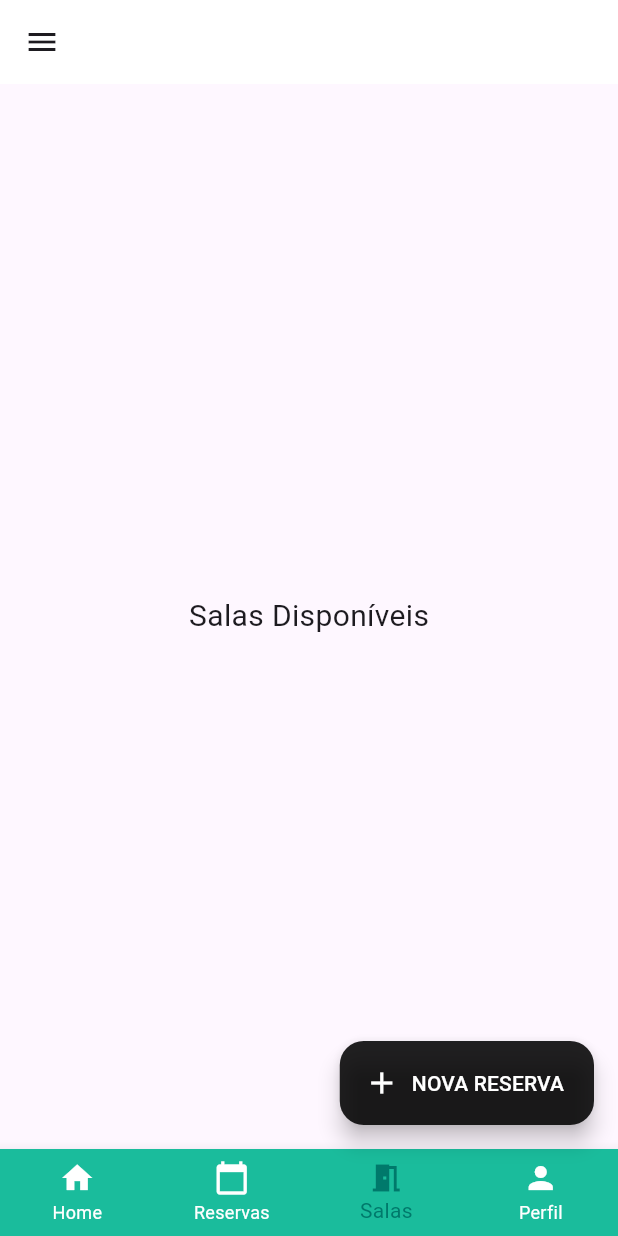
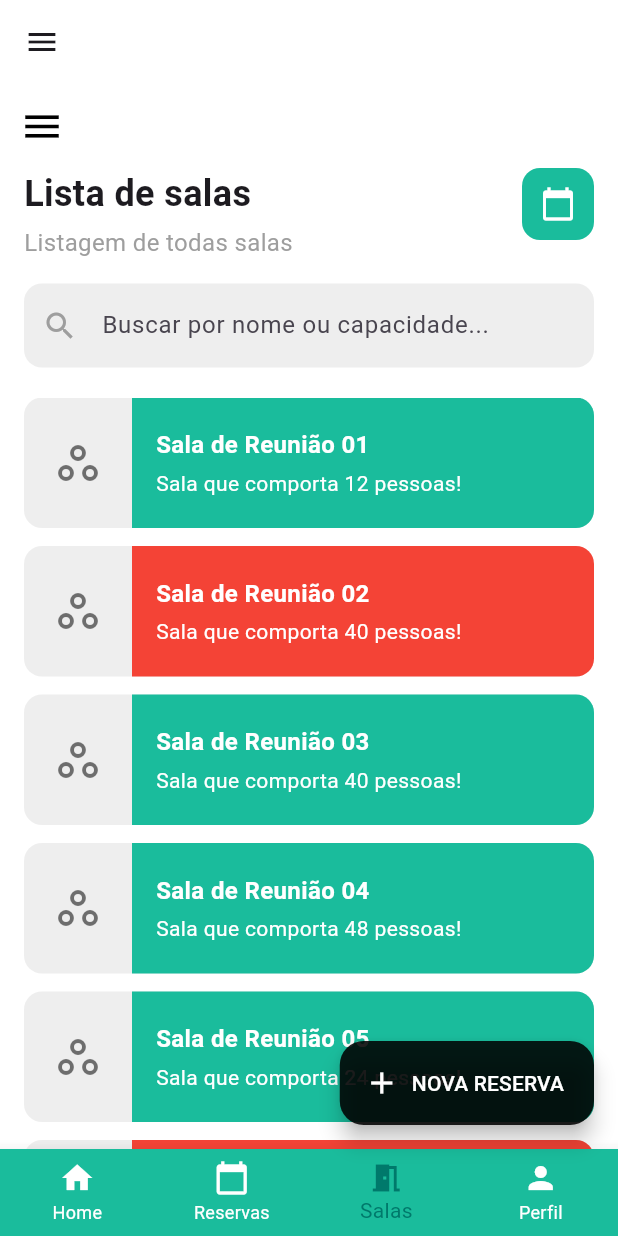
Before and after one commit to VidaRealDoKim/TimeRoom, a Flutter app: the DashboardPage screen opened by its route, item 3 of the bottom bar chosen, on a phone screen of 412 x 824 dp. Run offline on Flutter 3.47's test engine with Material 3 defaults, Android fonts, the phone set to English and light mode, and no system bars; our stand-ins replace flutter_dotenv, supabase_flutter, table_calendar; accounts and stored records are empty; network calls fail.

Commit message:
feat: Implementa busca e calendário na tela de salas

```diff
--- a/apk/lib/pages/dashboard.dart
+++ b/apk/lib/pages/dashboard.dart
@@ -1,3 +1,4 @@
+import 'package:apk/pages/salas_disponiveis.dart';
 import 'package:flutter/material.dart';
 import 'package:apk/pages/nova_reserva.dart';
 import 'package:apk/pages/reserva.dart'; // página nova do colega
@@ -9,17 +10,6 @@ class HomePage extends StatelessWidget {
   Widget build(BuildContext context) {
     return const Center(
       child: Text("Página Home", style: TextStyle(fontSize: 20)),
-    );
-  }
-}
-
-class SalasPage extends StatelessWidget {
-  const SalasPage({super.key});
-
-  @override
-  Widget build(BuildContext context) {
-    return const Center(
-      child: Text("Salas Disponíveis", style: TextStyle(fontSize: 20)),
     );
   }
 }
@@ -45,11 +35,11 @@ class DashboardPage extends StatefulWidget {
 class _DashboardPageState extends State<DashboardPage> {
   int _selectedIndex = 0;
 
-  final List<Widget> _pages = const [
-    HomePage(),
-    ReservasPage(), // nova versão
-    SalasPage(),
-    PerfilPage(),
+  final List<Widget> _pages = [
+    const HomePage(),
+    const ReservasPage(), // nova versão
+    SalasDisponiveisPage(),
+    const PerfilPage(),
   ];
 
   void _onItemTapped(int index) {
--- a/apk/lib/pages/salas_disponiveis.dart
+++ b/apk/lib/pages/salas_disponiveis.dart
@@ -1,77 +1,260 @@
 import 'package:flutter/material.dart';
+import 'package:intl/intl.dart'; // Pacote para formatar datas, pode ser necessário adicionar ao pubspec.yaml
 
-// Classe que representa o modelo de dados para uma sala.
-// Usar uma classe ajuda a organizar melhor os dados.
-class Sala {
+// -----------------------------------------------------------------------------
+// Modelo de Dados (Data Model)
+// -----------------------------------------------------------------------------
+class SalaInfo {
   final String nome;
   final int capacidade;
-  final bool estaOcupada;
+  final String status;
 
-  Sala({
+  SalaInfo({
     required this.nome,
     required this.capacidade,
-    this.estaOcupada = false,
+    required this.status,
   });
 }
 
-// Widget principal da tela de listagem de salas.
-class SalasDisponiveisScreen extends StatelessWidget {
-   SalasDisponiveisScreen({super.key});
+// -----------------------------------------------------------------------------
+// Widget da Tela de Lista de Salas - Agora com Funcionalidades
+// -----------------------------------------------------------------------------
+class SalasDisponiveisPage extends StatefulWidget {
+  const SalasDisponiveisPage({super.key});
 
-  // Lista de dados de exemplo para as salas.
-  // Em um aplicativo real, esses dados viriam de uma API ou banco de dados.
-  final List<Sala> _listaDeSalas =  [
-    Sala(nome: 'Sala de reunião 01', capacidade: 12),
-    Sala(nome: 'Sala de reunião 02', capacidade: 40, estaOcupada: true),
-    Sala(nome: 'Sala de reunião 03', capacidade: 40),
-    Sala(nome: 'Sala de reunião 04', capacidade: 48),
-    Sala(nome: 'Sala de reunião 05', capacidade: 24),
-    Sala(nome: 'Sala de reunião 06', capacidade: 10),
+  @override
+  State<SalasDisponiveisPage> createState() => _SalasDisponiveisPageState();
+}
+
+class _SalasDisponiveisPageState extends State<SalasDisponiveisPage> {
+  // ---------------------------------------------------------------------------
+  // Estado do Widget (State) - Variáveis que controlam a tela
+  // ---------------------------------------------------------------------------
+
+  // Lista mestre com todas as salas. Nunca será modificada diretamente.
+  final List<SalaInfo> _todasAsSalas = [
+    SalaInfo(nome: 'Sala de Reunião 01', capacidade: 12, status: 'Disponível'),
+    SalaInfo(nome: 'Sala de Reunião 02', capacidade: 40, status: 'Ocupada'),
+    SalaInfo(nome: 'Sala de Reunião 03', capacidade: 40, status: 'Disponível'),
+    SalaInfo(nome: 'Sala de Reunião 04', capacidade: 48, status: 'Disponível'),
+    SalaInfo(nome: 'Sala de Reunião 05', capacidade: 24, status: 'Disponível'),
+    SalaInfo(nome: 'Sala de Brainstorm', capacidade: 8, status: 'Ocupada'),
+    SalaInfo(nome: 'Auditório Menor', capacidade: 50, status: 'Disponível'),
+    SalaInfo(nome: 'Sala de Entrevistas', capacidade: 4, status: 'Disponível'),
+    SalaInfo(nome: 'Sala de Foco 01', capacidade: 2, status: 'Ocupada'),
+    SalaInfo(nome: 'Sala de Foco 02', capacidade: 2, status: 'Disponível'),
   ];
 
+  // Lista que será exibida na tela. Ela muda de acordo com a busca.
+  List<SalaInfo> _listaFiltrada = [];
+
+  // Controlador para o campo de texto da busca.
+  final TextEditingController _searchController = TextEditingController();
+
+  @override
+  void initState() {
+    super.initState();
+    // Ao iniciar a tela, a lista filtrada começa com todas as salas.
+    _listaFiltrada = _todasAsSalas;
+    // Adiciona um "ouvinte" ao campo de busca para filtrar a lista sempre que o texto mudar.
+    _searchController.addListener(_filtrarSalas);
+  }
+
+  @override
+  void dispose() {
+    // É uma boa prática remover o "ouvinte" e limpar o controlador para evitar vazamentos de memória.
+    _searchController.removeListener(_filtrarSalas);
+    _searchController.dispose();
+    super.dispose();
+  }
+
+  // ---------------------------------------------------------------------------
+  // Lógica de Funcionalidades
+  // ---------------------------------------------------------------------------
+
+  /// Filtra a lista de salas com base no texto digitado no campo de busca.
+  void _filtrarSalas() {
+    String query = _searchController.text.toLowerCase();
+    setState(() {
+      _listaFiltrada = _todasAsSalas.where((sala) {
+        final nomeSala = sala.nome.toLowerCase();
+        final capacidadeSala = sala.capacidade.toString();
+        // Retorna true se o nome da sala OU a capacidade contiverem o texto da busca.
+        return nomeSala.contains(query) || capacidadeSala.contains(query);
+      }).toList();
+    });
+  }
+
+  /// Abre um seletor de data e exibe a data selecionada.
+  Future<void> _selecionarData(BuildContext context) async {
+    final DateTime? dataEscolhida = await showDatePicker(
+      context: context,
+      initialDate: DateTime.now(),
+      firstDate: DateTime.now(),
+      lastDate: DateTime(2030),
+    );
+
+    if (dataEscolhida != null) {
+      // Exibe uma mensagem rápida na parte inferior da tela com a data.
+      ScaffoldMessenger.of(context).showSnackBar(
+        SnackBar(
+          content: Text('Data selecionada: ${DateFormat('dd/MM/yyyy').format(dataEscolhida)}'),
+          backgroundColor: const Color(0xFF16A085),
+        ),
+      );
+      // TODO: Adicionar lógica para filtrar as salas com base na data escolhida.
+    }
+  }
+
+  // ---------------------------------------------------------------------------
+  // Build (Construção da Interface)
+  // ---------------------------------------------------------------------------
   @override
   Widget build(BuildContext context) {
     return Scaffold(
       backgroundColor: Colors.white,
-      // A barra de navegação inferior é um widget customizado.
-      bottomNavigationBar: _buildCustomBottomNav(),
-      body: SafeArea(
-        child: Padding(
-          padding: const EdgeInsets.symmetric(horizontal: 20.0),
+      appBar: _buildAppBar(),
+      body: _buildBody(),
+      // A barra de navegação foi removida para ser controlada pelo Dashboard.
+    );
+  }
+
+  PreferredSizeWidget _buildAppBar() {
+    return AppBar(
+      elevation: 0,
+      backgroundColor: Colors.white,
+      leading: const Icon(Icons.menu, color: Colors.black, size: 30),
+    );
+  }
+
+  Widget _buildBody() {
+    return Padding(
+      padding: const EdgeInsets.symmetric(horizontal: 16.0),
       child: Column(
         crossAxisAlignment: CrossAxisAlignment.start,
         children: [
+          _buildTitleSection(),
+          const SizedBox(height: 16),
+          _buildSearchBar(), // Campo de busca adicionado aqui
           const SizedBox(height: 20),
-              // Cabeçalho da página com ícones de menu e calendário.
-              _buildHeader(),
-              const SizedBox(height: 30),
-              // Títulos da página.
-              const Text(
-                'Lista de salas',
-                style: TextStyle(
-                  fontSize: 28,
-                  fontWeight: FontWeight.bold,
-                  color: Colors.black87,
+          _buildRoomsList(),
+        ],
+      ),
+    );
+  }
+
+  Widget _buildTitleSection() {
+    return Row(
+      mainAxisAlignment: MainAxisAlignment.spaceBetween,
+      crossAxisAlignment: CrossAxisAlignment.start,
+      children: [
+        Column(
+          crossAxisAlignment: CrossAxisAlignment.start,
+          children: const [
+            Text('Lista de salas', style: TextStyle(fontSize: 24, fontWeight: FontWeight.bold)),
+            SizedBox(height: 4),
+            Text('Listagem de todas salas', style: TextStyle(fontSize: 16, color: Colors.grey)),
+          ],
+        ),
+        // GestureDetector torna o container clicável.
+        GestureDetector(
+          onTap: () => _selecionarData(context), // Chama a função do calendário
+          child: Container(
+            padding: const EdgeInsets.all(12),
+            decoration: BoxDecoration(
+              color: const Color(0xFF1ABC9C),
+              borderRadius: BorderRadius.circular(12),
+            ),
+            child: const Icon(Icons.calendar_today, color: Colors.white),
           ),
         ),
-              const SizedBox(height: 8),
-              const Text(
-                'Listagem de todas salas',
-                style: TextStyle(
-                  fontSize: 16,
-                  color: Colors.black54,
+      ],
+    );
+  }
+
+  /// Constrói o campo de texto para a busca.
+  Widget _buildSearchBar() {
+    return TextField(
+      controller: _searchController,
+      decoration: InputDecoration(
+        hintText: 'Buscar por nome ou capacidade...',
+        prefixIcon: const Icon(Icons.search, color: Colors.grey),
+        filled: true,
+        fillColor: Colors.grey[200],
+        border: OutlineInputBorder(
+          borderRadius: BorderRadius.circular(12),
+          borderSide: BorderSide.none,
         ),
       ),
-              const SizedBox(height: 20),
-              // A lista de salas ocupa o espaço restante da tela.
-              Expanded(
+    );
+  }
+
+  /// Constrói a lista de salas usando a lista filtrada.
+  Widget _buildRoomsList() {
+    return Expanded(
       child: ListView.builder(
-                  itemCount: _listaDeSalas.length,
+        itemCount: _listaFiltrada.length, // Usa a lista filtrada
         itemBuilder: (context, index) {
-                    final sala = _listaDeSalas[index];
-                    // Constrói um card para cada sala da lista.
+          final sala = _listaFiltrada[index];
           return _buildSalaCard(sala);
         },
+      ),
+    );
+  }
+
+  /// Constrói o card de uma única sala.
+  Widget _buildSalaCard(SalaInfo sala) {
+    final bool isDisponivel = sala.status == 'Disponível';
+    final Color cardColor = isDisponivel ? const Color(0xFF1ABC9C) : Colors.red;
+
+    return Padding(
+      padding: const EdgeInsets.only(bottom: 12.0),
+      child: InkWell(
+        // Ao tocar no card, navega para a tela de reservas.
+        onTap: () {
+          // Utiliza rotas nomeadas para uma navegação mais limpa.
+          // Certifique-se de ter a rota '/reservas' configurada no seu main.dart.
+          Navigator.pushNamed(context, '/reservas');
+        },
+        child: Container(
+          decoration: BoxDecoration(
+            color: Colors.grey[200],
+            borderRadius: BorderRadius.circular(12),
+          ),
+          child: Row(
+            children: [
+              Container(
+                padding: const EdgeInsets.all(20),
+                child: const Icon(Icons.workspaces_outline, color: Colors.black54, size: 32),
+              ),
+              Expanded(
+                child: Container(
+                  padding: const EdgeInsets.symmetric(horizontal: 16, vertical: 20),
+                  decoration: BoxDecoration(
+                    color: cardColor,
+                    borderRadius: const BorderRadius.only(
+                      topRight: Radius.circular(12),
+                      bottomRight: Radius.circular(12),
+                    ),
+                  ),
+                  child: Column(
+                    crossAxisAlignment: CrossAxisAlignment.start,
+                    children: [
+                      Text(
+                        sala.nome,
+                        style: const TextStyle(
+                          color: Colors.white,
+                          fontWeight: FontWeight.bold,
+                          fontSize: 16,
+                        ),
+                      ),
+                      const SizedBox(height: 4),
+                      Text(
+                        'Sala que comporta ${sala.capacidade} pessoas!',
+                        style: const TextStyle(color: Colors.white),
+                      ),
+                    ],
+                  ),
                 ),
               ),
             ],
@@ -80,148 +263,4 @@ class SalasDisponiveisScreen extends StatelessWidget {
       ),
     );
   }
-
-  // Constrói o cabeçalho.
-  Widget _buildHeader() {
-    return Row(
-      mainAxisAlignment: MainAxisAlignment.spaceBetween,
-      children: [
-        const Icon(Icons.menu, size: 30, color: Colors.black54),
-        Container(
-          padding: const EdgeInsets.all(12),
-          decoration: BoxDecoration(
-            color: Colors.teal[400],
-            borderRadius: BorderRadius.circular(12),
-          ),
-          child: const Icon(Icons.calendar_today, color: Colors.white, size: 24),
-        ),
-      ],
-    );
 }
-
-  // Constrói o card de uma sala.
-  Widget _buildSalaCard(Sala sala) {
-    return Padding(
-      padding: const EdgeInsets.only(bottom: 16.0),
-      // O GestureDetector permite adicionar uma ação de toque ao card.
-      child: GestureDetector(
-        onTap: () {
-          // Ação ao clicar no card (ex: navegar para detalhes da sala)
-        },
-        child: Container(
-          padding: const EdgeInsets.all(12),
-          decoration: BoxDecoration(
-            // A cor do card muda se a sala estiver ocupada.
-            color: sala.estaOcupada ? Colors.red[700] : Colors.teal[600],
-            borderRadius: BorderRadius.circular(16),
-          ),
-          child: Row(
-            children: [
-              // Container do ícone da sala.
-              Container(
-                padding: const EdgeInsets.all(16),
-                decoration: BoxDecoration(
-                  color: Colors.grey[200],
-                  borderRadius: BorderRadius.circular(12),
-                ),
-                // Ícone que representa a sala. Pode ser trocado por uma imagem customizada.
-                child: Icon(
-                  Icons.workspaces_outline,
-                  color: Colors.grey[600],
-                  size: 32,
-                ),
-              ),
-              const SizedBox(width: 16),
-              // Coluna com os textos (nome e capacidade).
-              Expanded(
-                child: Column(
-                  crossAxisAlignment: CrossAxisAlignment.start,
-                  children: [
-                    Text(
-                      sala.nome,
-                      style: const TextStyle(
-                        fontSize: 18,
-                        fontWeight: FontWeight.bold,
-                        color: Colors.white,
-                      ),
-                    ),
-                    const SizedBox(height: 4),
-                    Text(
-                      'Sala que comporta ${sala.capacidade} pessoas!',
-                      style: TextStyle(
-                        fontSize: 14,
-                        color: Colors.white.withOpacity(0.9),
-                      ),
-                    ),
-                  ],
-                ),
-              )
-            ],
-          ),
-        ),
-      ),
-    );
-  }
-
-  // Constrói a barra de navegação inferior customizada.
-  Widget _buildCustomBottomNav() {
-    return Container(
-      height: 80,
-      decoration: BoxDecoration(
-        color: Colors.white,
-        boxShadow: [
-          BoxShadow(
-            color: Colors.black.withOpacity(0.1),
-            spreadRadius: 1,
-            blurRadius: 10,
-          )
-        ],
-      ),
-      child: Row(
-        mainAxisAlignment: MainAxisAlignment.spaceAround,
-        children: [
-          _buildNavItem(icon: Icons.home_outlined, label: 'Home'),
-          _buildNavItem(icon: Icons.calendar_today_outlined, label: 'Reservas'),
-          // O item "Salas" é o item ativo e tem um estilo diferente.
-          _buildNavItem(
-              icon: Icons.meeting_room, label: 'Salas', isActive: true),
-          _buildNavItem(icon: Icons.person_outline, label: 'Perfil'),
-        ],
-      ),
-    );
-  }
-
-  // Constrói um item da barra de navegação.
-  Widget _buildNavItem(
-      {required IconData icon, required String label, bool isActive = false}) {
-    // Se o item estiver ativo, ele tem um fundo circular destacado.
-    return isActive
-        ? Container(
-      padding: const EdgeInsets.all(16),
-      decoration:
-      BoxDecoration(shape: BoxShape.circle, color: Colors.teal[700]),
-      child: Column(
-        mainAxisSize: MainAxisSize.min,
-        children: [
-          Icon(icon, color: Colors.white, size: 28),
-          const SizedBox(height: 4),
-          Text(
-            label,
-            style: const TextStyle(color: Colors.white, fontSize: 12),
-          ),
-        ],
-      ),
-    )
-        : Column(
-      mainAxisAlignment: MainAxisAlignment.center,
-      children: [
-        Icon(icon, color: Colors.grey[500], size: 28),
-        const SizedBox(height: 4),
-        Text(
-          label,
-          style: TextStyle(color: Colors.grey[600], fontSize: 12),
-        ),
-      ],
-    );
-  }
-}
```
Lines whose indentation alone changed are shown as unchanged.
